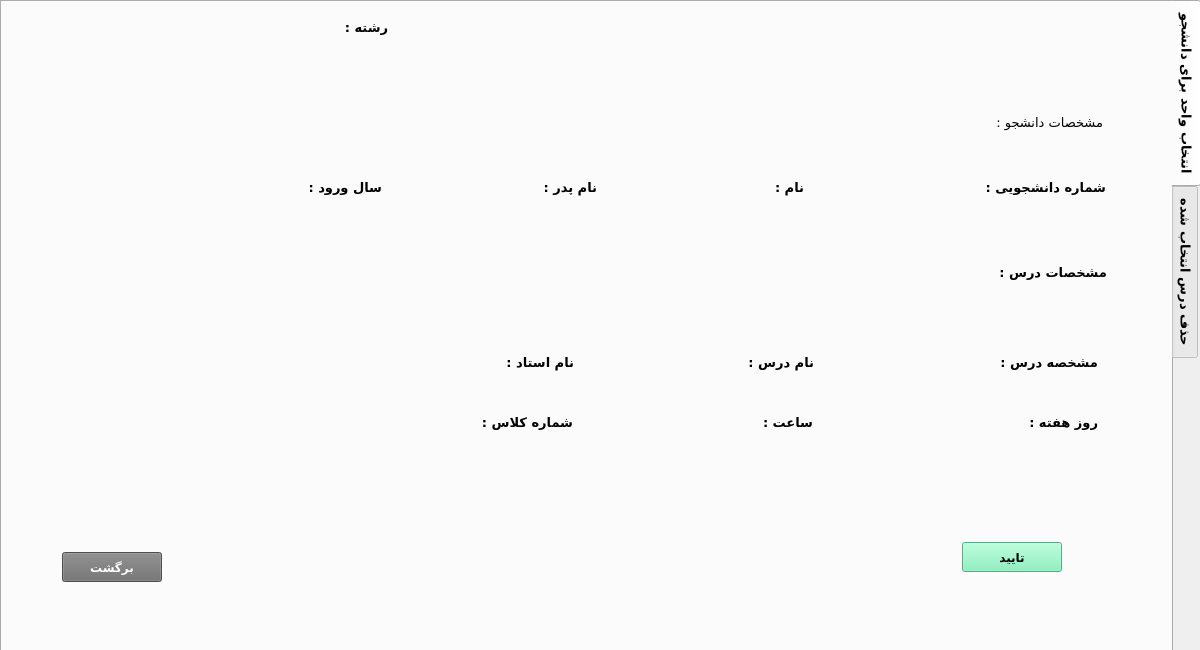
AliRn76/Student-Portal, file entekhabvaheddialog.ui: the form before one commit.
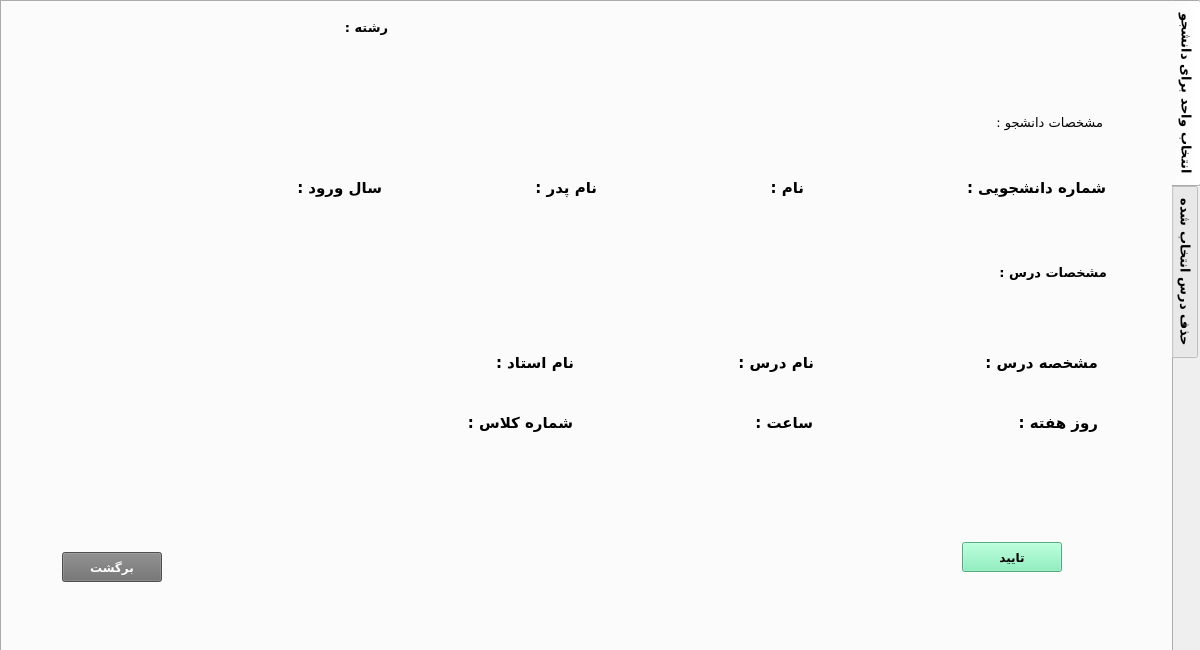
The form after the commit. The open tabs and pages were chosen to show the change.

Commit message: 98-5-19 - Try To Fix Page2 Tab1 EntekhabVahed

```diff
--- a/entekhabvaheddialog.ui
+++ b/entekhabvaheddialog.ui
@@ -750,7 +750,8 @@
          <widget class="QLabel" name="label_29">
           <property name="font">
            <font>
-            <family>B Koodak</family>
+            <family>B Nazanin</family>
+            <pointsize>11</pointsize>
            </font>
           </property>
           <property name="text">
@@ -774,7 +775,7 @@
          <widget class="QLabel" name="label_stuCode">
           <property name="font">
            <font>
-            <family>B Koodak</family>
+            <family>B Nazanin</family>
            </font>
           </property>
           <property name="text">
@@ -802,7 +803,8 @@
          <widget class="QLabel" name="label">
           <property name="font">
            <font>
-            <family>B Koodak</family>
+            <family>B Nazanin</family>
+            <pointsize>11</pointsize>
            </font>
           </property>
           <property name="text">
@@ -854,7 +856,8 @@
          <widget class="QLabel" name="label_5">
           <property name="font">
            <font>
-            <family>B Koodak</family>
+            <family>B Nazanin</family>
+            <pointsize>11</pointsize>
            </font>
           </property>
           <property name="text">
@@ -878,7 +881,7 @@
          <widget class="QLabel" name="label_saalVoroud">
           <property name="font">
            <font>
-            <family>B Koodak</family>
+            <family>B Nazanin</family>
            </font>
           </property>
           <property name="text">
@@ -906,7 +909,8 @@
          <widget class="QLabel" name="label_9">
           <property name="font">
            <font>
-            <family>B Koodak</family>
+            <family>B Nazanin</family>
+            <pointsize>11</pointsize>
            </font>
           </property>
           <property name="text">
@@ -958,7 +962,8 @@
          <widget class="QLabel" name="label_10">
           <property name="font">
            <font>
-            <family>B Koodak</family>
+            <family>B Nazanin</family>
+            <pointsize>11</pointsize>
            </font>
           </property>
           <property name="text">
@@ -1059,7 +1064,8 @@
          <widget class="QLabel" name="label_21">
           <property name="font">
            <font>
-            <family>B Koodak</family>
+            <family>B Nazanin</family>
+            <pointsize>11</pointsize>
            </font>
           </property>
           <property name="text">
@@ -1083,7 +1089,7 @@
          <widget class="QLabel" name="label_entekhabID">
           <property name="font">
            <font>
-            <family>B Koodak</family>
+            <family>B Nazanin</family>
            </font>
           </property>
           <property name="text">
@@ -1111,7 +1117,8 @@
          <widget class="QLabel" name="label_16">
           <property name="font">
            <font>
-            <family>B Koodak</family>
+            <family>B Nazanin</family>
+            <pointsize>11</pointsize>
            </font>
           </property>
           <property name="text">
@@ -1163,7 +1170,8 @@
          <widget class="QLabel" name="label_22">
           <property name="font">
            <font>
-            <family>B Koodak</family>
+            <family>B Nazanin</family>
+            <pointsize>11</pointsize>
            </font>
           </property>
           <property name="text">
@@ -1215,7 +1223,8 @@
          <widget class="QLabel" name="label_24">
           <property name="font">
            <font>
-            <family>B Koodak</family>
+            <family>B Nazanin</family>
+            <pointsize>11</pointsize>
            </font>
           </property>
           <property name="text">
@@ -1239,7 +1248,7 @@
          <widget class="QLabel" name="label_classNum">
           <property name="font">
            <font>
-            <family>B Koodak</family>
+            <family>B Nazanin</family>
            </font>
           </property>
           <property name="text">
@@ -1267,7 +1276,8 @@
          <widget class="QLabel" name="label_26">
           <property name="font">
            <font>
-            <family>B Koodak</family>
+            <family>B Nazanin</family>
+            <pointsize>11</pointsize>
            </font>
           </property>
           <property name="text">
```
Left out of the diff: 16 changed lines with no effect on the pictures. The commit also changes 2 other files.
